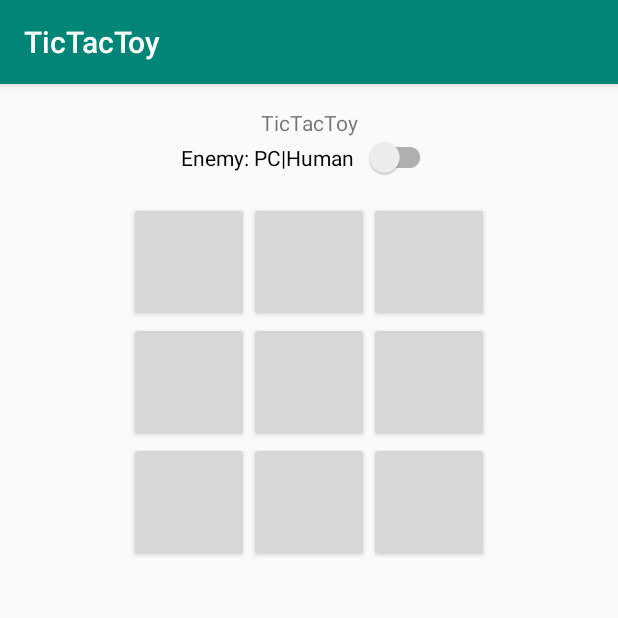
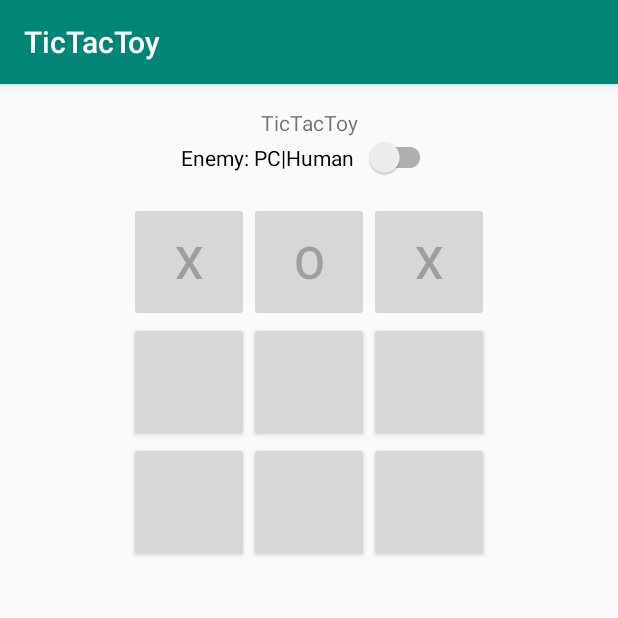
Before and after one commit to af2905/TicTacToy, an Android app: the screen it shows after launch (MainActivity), after a tap on an icon or button, on a phone screen of 412 x 824 dp, the top half of it. Run offline under Robolectric (Android 15) with nearby library versions, the phone set to English and light mode, and no system bars; 2 other taps on this screen came first.

Commit message:
added enum Mark some changes to the Main Activity

```diff
--- a/app/src/main/java/ru/job4j/tictactoy/Logic.java
+++ b/app/src/main/java/ru/job4j/tictactoy/Logic.java
@@ -1,12 +1,21 @@
 package ru.job4j.tictactoy;
 
 class Logic {
-    Character[][] arrayOfChoices = new Character[3][3];
-    final Character MARK_X = 'X';
-    final Character MARK_O = 'O';
+    String[][] arrayOfChoices = new String[3][3];
+    final String MARK_X = "X";
+    final String MARK_O = "O";
+    private boolean isCurrentX;
 
+    boolean currentMark() {
+        if (!isCurrentX) {
+            isCurrentX = true;
+        } else {
+            isCurrentX = false;
+        }
+        return isCurrentX;
+    }
 
-    void mark(int x, int y, Character z) {
+    void mark(int x, int y, String z) {
         if (z.equals(MARK_X)) {
             arrayOfChoices[x][y] = MARK_X;
         } else if (z.equals(MARK_O)) {
@@ -64,4 +73,17 @@ class Logic {
         }
         return win;
     }
+
+    public enum Mark {
+        X, O
+    }
+
+    String checkArray (){
+        String s = "";
+        for (int i = 0; i < arrayOfChoices.length; i++) {
+            for (int j = 0; j < arrayOfChoices[i].length; j++) {
+                s += arrayOfChoices[i][j];
+            }
+        }return s;
+    }
 }
--- a/app/src/main/java/ru/job4j/tictactoy/MainActivity.java
+++ b/app/src/main/java/ru/job4j/tictactoy/MainActivity.java
@@ -1,12 +1,18 @@
 package ru.job4j.tictactoy;
 
 import android.os.Bundle;
+import android.util.Log;
 import android.view.View;
+import android.widget.Button;
 import android.widget.CompoundButton;
 import android.widget.Toast;
 
 import androidx.appcompat.app.AppCompatActivity;
 import androidx.appcompat.widget.SwitchCompat;
+import androidx.core.util.Pair;
+
+import java.util.HashMap;
+import java.util.Map;
 
 public class MainActivity extends AppCompatActivity implements View.OnClickListener {
     SwitchCompat switchEnemy;
@@ -16,6 +22,19 @@ public class MainActivity extends AppCompatActivity implements View.OnClickListe
             R.id.btn3, R.id.btn4, R.id.btn5, R.id.btn6,
             R.id.btn7, R.id.btn8};
     private static String LOG = "Log";
+    private Map<Integer, Pair<Integer, Integer>> marks = new HashMap<>();
+
+    {
+        marks.put(R.id.btn0, new Pair<>(0, 0));
+        marks.put(R.id.btn1, new Pair<>(0, 1));
+        marks.put(R.id.btn2, new Pair<>(0, 2));
+        marks.put(R.id.btn3, new Pair<>(1, 0));
+        marks.put(R.id.btn4, new Pair<>(1, 1));
+        marks.put(R.id.btn5, new Pair<>(1, 2));
+        marks.put(R.id.btn6, new Pair<>(2, 0));
+        marks.put(R.id.btn7, new Pair<>(2, 1));
+        marks.put(R.id.btn8, new Pair<>(2, 2));
+    }
 
     @Override
     protected void onCreate(Bundle savedInstanceState) {
@@ -47,7 +66,25 @@ public class MainActivity extends AppCompatActivity implements View.OnClickListe
 
     @Override
     public void onClick(View v) {
+        Button button = findViewById(v.getId());
+        for (Map.Entry<Integer, Pair<Integer, Integer>> entry : marks.entrySet()) {
+            if (entry.getKey() == v.getId()) {
+                Log.d(LOG, "entry.getKey() = " + entry.getKey() + " v.getId() = " + v.getId());
+                String tempForCurrentMark = "";
+                if (logic.currentMark()) {
+                    tempForCurrentMark = logic.MARK_X;
+                    button.setText(logic.MARK_X);
+                } else {
+                    tempForCurrentMark = logic.MARK_O;
+                    button.setText(logic.MARK_O);
+                }
+                button.setEnabled(false);
+                Log.d(LOG, "button.getText() = " + button.getText());
+                logic.mark(entry.getValue().first, entry.getValue().second, tempForCurrentMark);
+                Log.d(LOG, "arrayOfChoices = " + logic.checkArray());
+            }
 
+        }
 
     }
 
--- a/app/src/main/res/layout/activity_main.xml
+++ b/app/src/main/res/layout/activity_main.xml
@@ -31,21 +31,18 @@
             android:id="@+id/btn0"
             android:layout_width="80dp"
             android:layout_height="80dp"
-            android:onClick="answer"
             android:textSize="30sp" />
 
         <Button
             android:id="@+id/btn1"
             android:layout_width="80dp"
             android:layout_height="80dp"
-            android:onClick="answer"
             android:textSize="30sp" />
 
         <Button
             android:id="@+id/btn2"
             android:layout_width="80dp"
             android:layout_height="80dp"
-            android:onClick="answer"
             android:textSize="30sp" />
     </LinearLayout>
 
@@ -59,21 +56,18 @@
             android:id="@+id/btn3"
             android:layout_width="80dp"
             android:layout_height="80dp"
-            android:onClick="answer"
             android:textSize="30sp" />
 
         <Button
             android:id="@+id/btn4"
             android:layout_width="80dp"
             android:layout_height="80dp"
-            android:onClick="answer"
             android:textSize="30sp" />
 
         <Button
             android:id="@+id/btn5"
             android:layout_width="80dp"
             android:layout_height="80dp"
-            android:onClick="answer"
             android:textSize="30sp" />
     </LinearLayout>
 
@@ -87,21 +81,18 @@
             android:id="@+id/btn6"
             android:layout_width="80dp"
             android:layout_height="80dp"
-            android:onClick="answer"
             android:textSize="30sp" />
 
         <Button
             android:id="@+id/btn7"
             android:layout_width="80dp"
             android:layout_height="80dp"
-            android:onClick="answer"
             android:textSize="30sp" />
 
         <Button
             android:id="@+id/btn8"
             android:layout_width="80dp"
             android:layout_height="80dp"
-            android:onClick="answer"
             android:textSize="30sp" />
     </LinearLayout>
 
```
Also changed, not shown: 1 other file.
